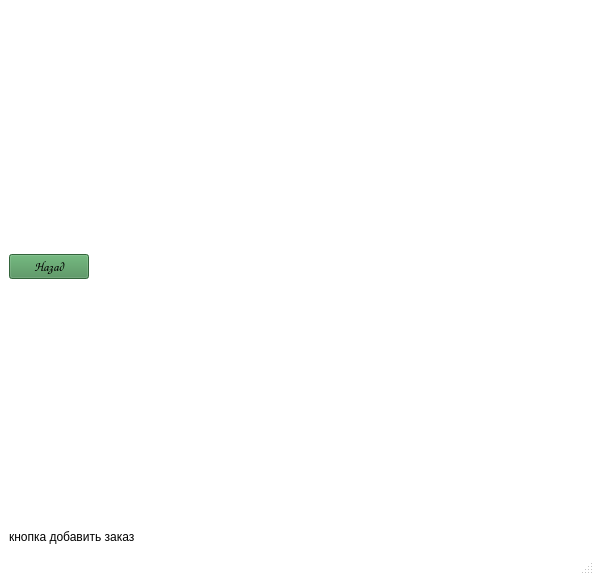
This is forms/seller.ui in AllaKzm/Praktic as Qt 5 draws it before an edit. The edited form follows.
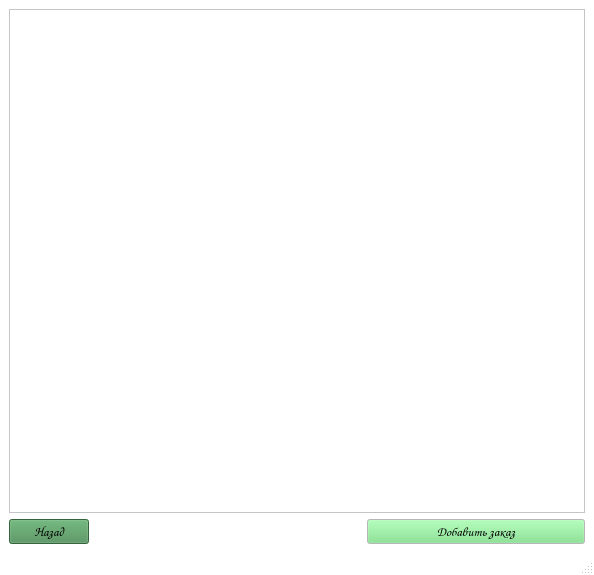
This is the edited form.

```diff
--- a/forms/seller.ui
+++ b/forms/seller.ui
@@ -148,6 +148,15 @@
        </color>
       </brush>
      </colorrole>
+     <colorrole role="PlaceholderText">
+      <brush brushstyle="NoBrush">
+       <color alpha="128">
+        <red>0</red>
+        <green>0</green>
+        <blue>0</blue>
+       </color>
+      </brush>
+     </colorrole>
     </active>
     <inactive>
      <colorrole role="WindowText">
@@ -285,6 +294,15 @@
        </color>
       </brush>
      </colorrole>
+     <colorrole role="PlaceholderText">
+      <brush brushstyle="NoBrush">
+       <color alpha="128">
+        <red>0</red>
+        <green>0</green>
+        <blue>0</blue>
+       </color>
+      </brush>
+     </colorrole>
     </inactive>
     <disabled>
      <colorrole role="WindowText">
@@ -422,6 +440,15 @@
        </color>
       </brush>
      </colorrole>
+     <colorrole role="PlaceholderText">
+      <brush brushstyle="NoBrush">
+       <color alpha="128">
+        <red>0</red>
+        <green>0</green>
+        <blue>0</blue>
+       </color>
+      </brush>
+     </colorrole>
     </disabled>
    </palette>
   </property>
@@ -429,9 +456,12 @@
    <string>MainWindow</string>
   </property>
   <widget class="QWidget" name="centralwidget">
-   <layout class="QVBoxLayout" name="verticalLayout" stretch="6,0">
+   <layout class="QVBoxLayout" name="verticalLayout" stretch="9,1">
     <item>
-     <layout class="QHBoxLayout" name="horizontalLayout_2">
+     <widget class="QTableWidget" name="order_table"/>
+    </item>
+    <item>
+     <layout class="QHBoxLayout" name="horizontalLayout_2" stretch="1,5,4">
       <item>
        <widget class="QPushButton" name="back_btn">
         <property name="font">
@@ -449,20 +479,33 @@
        </widget>
       </item>
       <item>
-       <widget class="QStackedWidget" name="stackedWidget">
-        <widget class="QWidget" name="page"/>
-        <widget class="QWidget" name="page_2"/>
+       <spacer name="horizontalSpacer">
+        <property name="orientation">
+         <enum>Qt::Horizontal</enum>
+        </property>
+        <property name="sizeHint" stdset="0">
+         <size>
+          <width>40</width>
+          <height>20</height>
+         </size>
+        </property>
+       </spacer>
+      </item>
+      <item>
+       <widget class="QPushButton" name="order_add_btn">
+        <property name="font">
+         <font>
+          <family>Comic Sans MS</family>
+          <pointsize>10</pointsize>
+         </font>
+        </property>
+        <property name="text">
+         <string>Добавить заказ</string>
+        </property>
        </widget>
       </item>
      </layout>
     </item>
-    <item>
-     <widget class="QLabel" name="label">
-      <property name="text">
-       <string>кнопка добавить заказ</string>
-      </property>
-     </widget>
-    </item>
    </layout>
   </widget>
   <widget class="QStatusBar" name="statusbar"/>
```
